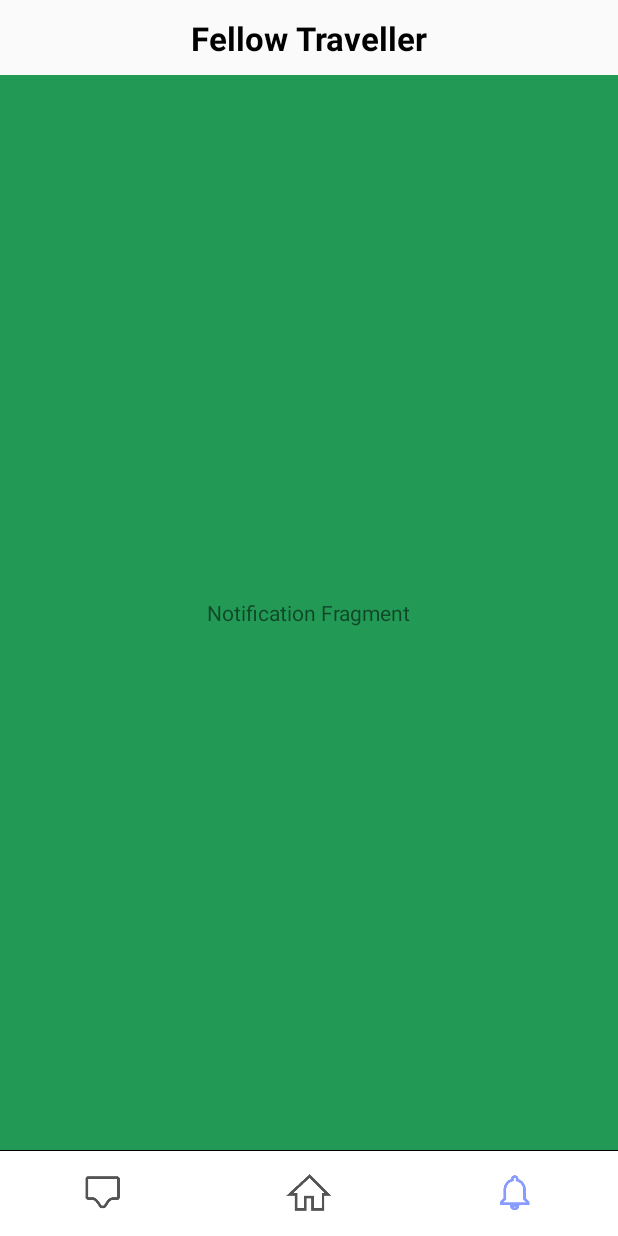
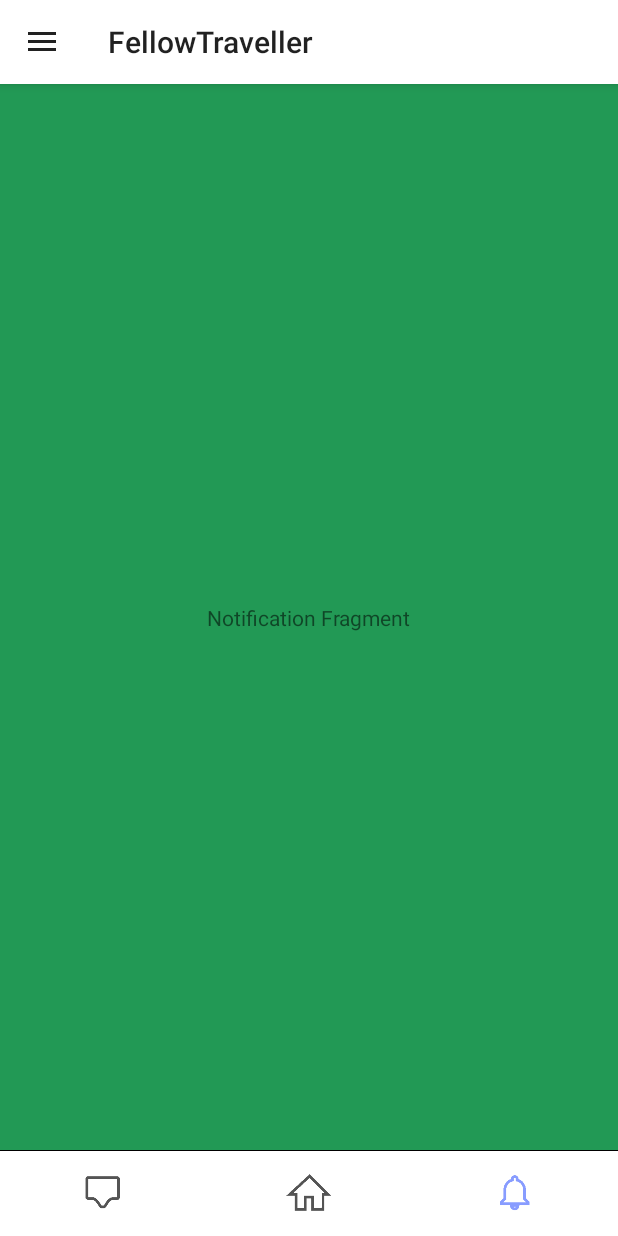
Before and after one commit to ChrissSav/FellowTraveller, an Android app: the MainHomeActivity screen opened directly, with no data from a screen before it, item 3 of the bottom bar chosen, on a phone screen of 412 x 824 dp. Run offline under Robolectric (Android 15) with nearby library versions, the phone set to English and light mode, and no system bars.

Commit message:
Drawer
Created Hamburger for drawer.
Putted in comments the old appbar
Changed the manifest with having actionbar and putted in comments the old pop menu in HomeActivity

```diff
--- a/app/src/main/java/com/example/fellowtraveller/MainHomeActivity.java
+++ b/app/src/main/java/com/example/fellowtraveller/MainHomeActivity.java
@@ -1,7 +1,9 @@
 package com.example.fellowtraveller;
 
 import androidx.annotation.NonNull;
+import androidx.appcompat.app.ActionBarDrawerToggle;
 import androidx.appcompat.app.AppCompatActivity;
+import androidx.drawerlayout.widget.DrawerLayout;
 import androidx.fragment.app.Fragment;
 import android.app.Dialog;
 import android.content.Intent;
@@ -17,14 +19,30 @@ import com.google.android.material.bottomnavigation.BottomNavigationView;
 
 public class MainHomeActivity extends AppCompatActivity {
     private Dialog dia;
-   // private Button btn_popup_menu,btn2;
+    private DrawerLayout myDrawer;
+    private ActionBarDrawerToggle myToggle;
+
+    private Button btn_popup_menu,btn2;
     @Override
     protected void onCreate(Bundle savedInstanceState) {
         super.onCreate(savedInstanceState);
         setContentView(R.layout.activity_mainhome);
-        dia = new Dialog(this);
-        dia.setContentView(R.layout.popup);
-        dia.getWindow().setBackgroundDrawable(new ColorDrawable(Color.TRANSPARENT));
+
+        myDrawer = (DrawerLayout) findViewById(R.id.myDrawer);
+        myToggle = new ActionBarDrawerToggle(this, myDrawer, R.string.open, R.string.close);
+
+        myDrawer.addDrawerListener(myToggle);
+        myToggle.syncState();
+
+        getSupportActionBar().setDisplayHomeAsUpEnabled(true);
+
+
+
+       // dia = new Dialog(this);
+        //dia.setContentView(R.layout.popup);
+        //dia.getWindow().setBackgroundDrawable(new ColorDrawable(Color.TRANSPARENT));
+
+
         BottomNavigationView bottomNavigationView;
         bottomNavigationView = findViewById(R.id.home_bottom_nav);
         bottomNavigationView.setSelectedItemId(R.id.bottom_nav_home);
@@ -71,4 +89,12 @@ public class MainHomeActivity extends AppCompatActivity {
        // User user = intent.getParcelableExtra("user");
        // Toast.makeText(MainHomeActivity.this, "Name = "+user.getName()+"\n"+"Email = "+user.getEmail()+"\n"+"Password = "+user.getPassword()+"\n", Toast.LENGTH_SHORT).show();
     }
+
+    @Override
+    public boolean onOptionsItemSelected(@NonNull MenuItem item) {
+        if(myToggle.onOptionsItemSelected(item)){
+            return true;
+        }
+        return super.onOptionsItemSelected(item);
+    }
 }
--- a/app/src/main/res/layout/activity_mainhome.xml
+++ b/app/src/main/res/layout/activity_mainhome.xml
@@ -5,7 +5,7 @@
     android:layout_width="match_parent"
     android:layout_height="match_parent"
     tools:context=".MainHomeActivity">
-
+    <!--
     <androidx.constraintlayout.widget.ConstraintLayout
         android:id="@+id/home_appBar"
         android:layout_width="match_parent"
@@ -31,7 +31,7 @@
             app:layout_constraintTop_toTopOf="parent" />
     </androidx.constraintlayout.widget.ConstraintLayout>
 
-
+    -->
     <androidx.drawerlayout.widget.DrawerLayout
         android:layout_width="match_parent"
         android:layout_height="match_parent"
--- a/app/src/main/res/values/colors.xml
+++ b/app/src/main/res/values/colors.xml
@@ -1,6 +1,6 @@
 <?xml version="1.0" encoding="utf-8"?>
 <resources>
-    <color name="colorPrimary">#008577</color>
+    <color name="colorPrimary">#FFF</color>
     <color name="colorPrimaryDark">#00574B</color>
     <color name="colorAccent">#D81B60</color>
     <color name="colorBlue">#3f51b5</color>
--- a/app/src/main/res/values/styles.xml
+++ b/app/src/main/res/values/styles.xml
@@ -1,7 +1,7 @@
 <resources>
 
     <!-- Base application theme. -->
-    <style name="AppTheme" parent="Theme.AppCompat.Light.DarkActionBar">
+    <style name="AppTheme" parent="Theme.AppCompat.Light">
         <!-- Customize your theme here. -->
         <item name="colorPrimary">@color/colorPrimary</item>
         <item name="colorPrimaryDark">@color/colorPrimaryDark</item>
```
Also changed, not shown: app/src/main/AndroidManifest.xml (+10 -8 lines).
